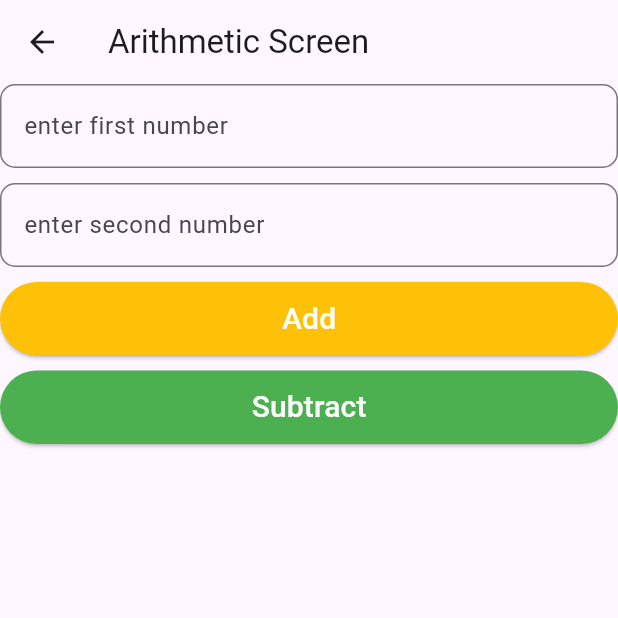
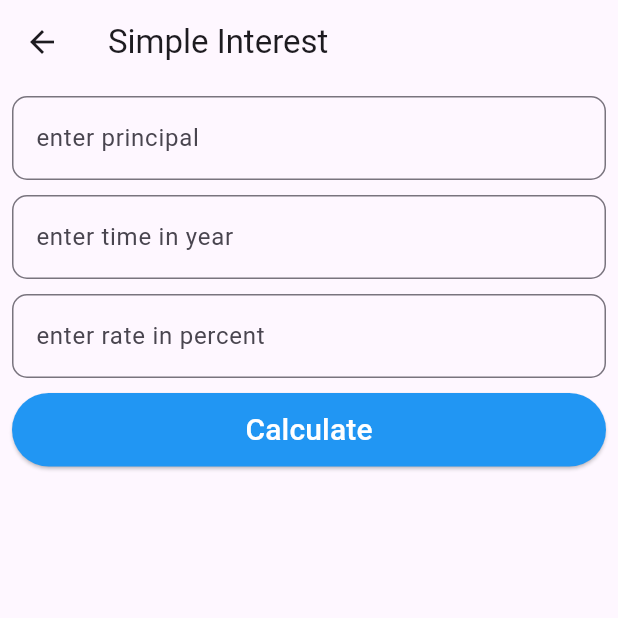
Before and after one commit to arunaguragain/assignment3, a Flutter app: the screen it shows after launch, after a tap on "Simple Interest", on a phone screen of 412 x 824 dp, the top half of it. Run offline on Flutter 3.47's test engine with Material 3 defaults, Android fonts, the phone set to English and light mode, and no system bars.

Commit message:
simple interest done

```diff
--- a/lib/screens/dashboard_screen.dart
+++ b/lib/screens/dashboard_screen.dart
@@ -1,6 +1,7 @@
 import 'package:assignment3/screens/area_of_circle_screen.dart';
 import 'package:assignment3/screens/arithmetic_screen.dart';
 import 'package:assignment3/screens/palindrome_screen.dart';
+import 'package:assignment3/screens/simple_interest_screen.dart';
 import 'package:assignment3/widgets/my_button.dart';
 import 'package:flutter/material.dart';
 
@@ -19,7 +20,7 @@ class DashboardScreen extends StatelessWidget {
               Navigator.push(
                 context,
                 MaterialPageRoute<void>(
-                  builder: (context) => const ArithmeticScreen(),
+                  builder: (context) => const SimpleInterestScreen(),
                 ),
               );
             },
--- a/lib/screens/simple_interest.dart
+++ /dev/null
@@ -1,15 +0,0 @@
-import 'package:flutter/material.dart';
-
-class SimpleInterest extends StatefulWidget {
-  const SimpleInterest({super.key});
-
-  @override
-  State<SimpleInterest> createState() => _SimpleInterestState();
-}
-
-class _SimpleInterestState extends State<SimpleInterest> {
-  @override
-  Widget build(BuildContext context) {
-    return const Placeholder();
-  }
-}
--- /dev/null
+++ b/lib/screens/simple_interest_screen.dart
@@ -0,0 +1,78 @@
+import 'package:assignment3/common/my_snackbar.dart';
+import 'package:assignment3/widgets/my_button.dart';
+import 'package:assignment3/widgets/my_textformfield.dart';
+import 'package:flutter/material.dart';
+
+class SimpleInterestScreen extends StatefulWidget {
+  const SimpleInterestScreen({super.key});
+
+  @override
+  State<SimpleInterestScreen> createState() => _SimpleInterestScreenState();
+}
+
+class _SimpleInterestScreenState extends State<SimpleInterestScreen> {
+  @override
+  Widget build(BuildContext context) {
+    final TextEditingController firstController = TextEditingController();
+    final TextEditingController secondController = TextEditingController();
+    final TextEditingController thirdController = TextEditingController();
+
+    final gap = SizedBox(height: 10);
+    final formKey = GlobalKey<FormState>();
+
+    return Scaffold(
+      appBar: AppBar(title: Text('Simple Interest')),
+      body: Form(
+        key: formKey,
+        child: Padding(
+          padding: const EdgeInsets.all(8.0),
+          child: Column(
+            children: [
+              MyTextformfield(
+                hintText: 'e.g 11200',
+                controller: firstController,
+                labelText: 'enter principal',
+                errorMessage: 'Please enter principal',
+              ),
+              gap,
+
+              MyTextformfield(
+                hintText: 'e.g 2',
+                controller: secondController,
+                labelText: 'enter time in year',
+                errorMessage: 'Please enter time ',
+              ),
+              gap,
+
+              MyTextformfield(
+                hintText: 'e.g 5',
+                controller: thirdController,
+                labelText: 'enter rate in percent',
+                errorMessage: 'Please enter rate ',
+              ),
+
+              gap,
+              MyButton(
+                onPressed: () {
+                  if (formKey.currentState!.validate()) {
+                    int principal = int.parse(firstController.text);
+                    int time = int.parse(secondController.text);
+                    int rate = int.parse(thirdController.text);
+                    double simpleInterest = (principal * time * rate) / 100;
+                    showMySnackBar(
+                      context: context,
+                      message: 'Simple Interest is $simpleInterest',
+                      color: Colors.blue,
+                    );
+                  }
+                },
+                text: 'Calculate',
+                color: Colors.blue,
+              ),
+            ],
+          ),
+        ),
+      ),
+    );
+  }
+}
```
